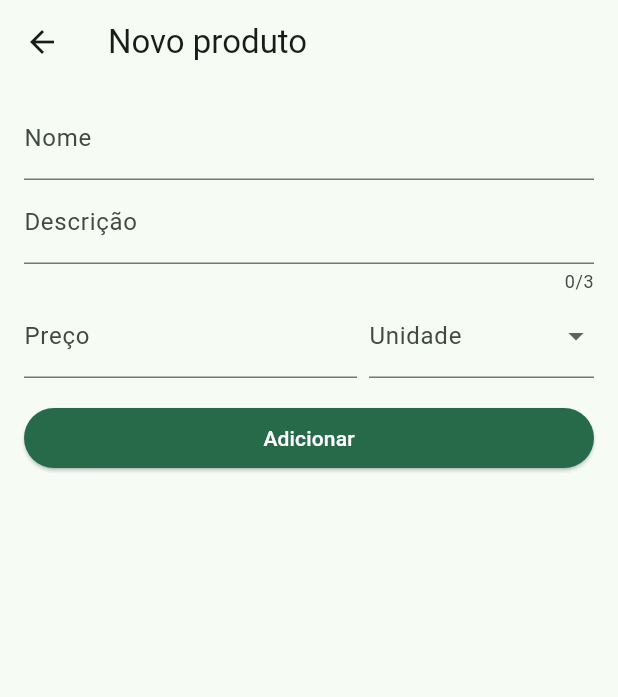
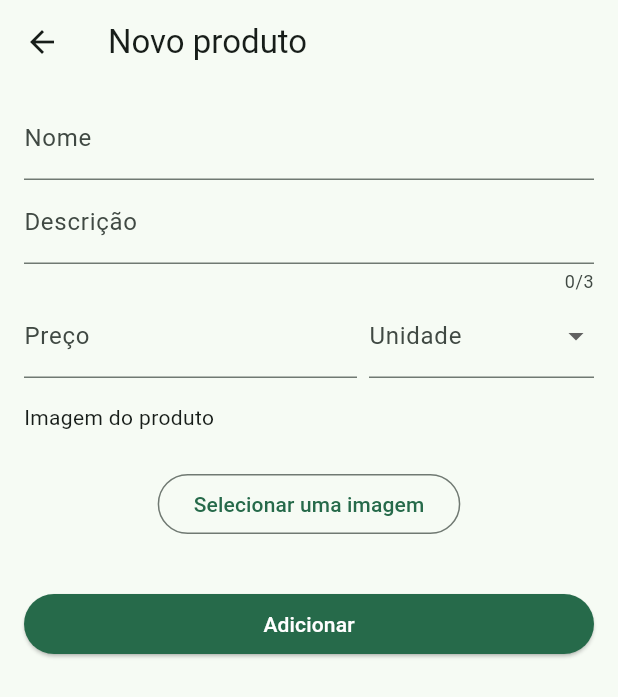
Before and after one commit to GnadtFernando/HortifrutiPraticoAppEstabelecimento, a Flutter app: the ProductPage screen opened by its route, on a phone screen of 412 x 824 dp. Shown: the top 697 px of the screen. Run offline on Flutter 3.47's test engine with Material 2 defaults, Android fonts, the phone set to English and light mode, and no system bars; our stand-ins replace dio, file_picker, get, get_storage, transparent_image; accounts and stored records are empty.

Commit message:
produtos responsividade

```diff
--- a/lib/app/modules/product/controller.dart
+++ b/lib/app/modules/product/controller.dart
@@ -1,7 +1,5 @@
-import 'package:app_painel_hortifruti_pratico/app/data/models/cart_product.dart';
 import 'package:app_painel_hortifruti_pratico/app/data/models/product.dart';
-import 'package:app_painel_hortifruti_pratico/app/data/models/store.dart';
-import 'package:app_painel_hortifruti_pratico/app/data/services/cart/service.dart';
+import 'package:file_picker/file_picker.dart';
 
 import 'package:flutter/material.dart';
 import 'package:get/get.dart';
@@ -13,10 +11,21 @@ class ProductController extends GetxController {
   final priceController = TextEditingController();
   final observationController = TextEditingController();
 
+  final img = Rxn<PlatformFile>();
+
   @override
   void onInit() {
-    product.value = Get.arguments['product'];
+    // product.value = Get.arguments['product'];
     super.onInit();
+  }
+
+  void pickImage() async {
+    FilePickerResult? result = await FilePicker.platform
+        .pickFiles(type: FileType.image, withData: true);
+
+    if (result != null && result.files.isNotEmpty) {
+      img.value = result.files.first;
+    }
   }
 
   void onAdd() {}
--- a/lib/app/modules/product/page.dart
+++ b/lib/app/modules/product/page.dart
@@ -2,20 +2,69 @@ import 'package:app_painel_hortifruti_pratico/app/modules/product/controller.dar
 import 'package:flutter/material.dart';
 import 'package:get/get.dart';
 
-class ProductPage extends GetView<ProductController> {
-  const ProductPage({super.key});
+class ProductPage extends GetResponsiveView<ProductController> {
+  ProductPage({super.key});
 
   @override
-  Widget build(BuildContext context) {
-    // var product = controller.product.value!;
-
+  Widget builder() {
     return Scaffold(
       appBar: AppBar(title: const Text('Novo produto')),
       body: SingleChildScrollView(
         padding: const EdgeInsets.symmetric(vertical: 8.0, horizontal: 16.0),
         child: Column(
           children: [
-            Form(
+            if (screen.isPhone) ...[
+              _buildForm(),
+              const SizedBox(height: 16),
+              _buildPickAndShowImage(),
+              _buildSubmit(),
+            ] else ...[
+              Center(
+                child: Container(
+                  constraints: const BoxConstraints(maxWidth: 800),
+                  child: IntrinsicHeight(
+                    child: Row(
+                      children: [
+                        Flexible(
+                          child: Column(
+                            mainAxisAlignment: MainAxisAlignment.spaceBetween,
+                            children: [
+                              _buildForm(),
+                              _buildSubmit(),
+                            ],
+                          ),
+                        ),
+                        const SizedBox(width: 16),
+                        Flexible(child: _buildPickAndShowImage())
+                      ],
+                    ),
+                  ),
+                ),
+              )
+            ]
+          ],
+        ),
+      ),
+    );
+  }
+
+  Row _buildSubmit() {
+    return Row(
+      children: [
+        Expanded(
+          child: Padding(
+            padding: const EdgeInsets.symmetric(vertical: 16.0),
+            child: ElevatedButton(
+                onPressed: () => controller.onAdd(),
+                child: const Text('Adicionar')),
+          ),
+        )
+      ],
+    );
+  }
+
+  Form _buildForm() {
+    return Form(
       child: Column(
         children: [
           TextFormField(
@@ -76,20 +125,48 @@ class ProductPage extends GetView<ProductController> {
           )
         ],
       ),
+    );
+  }
+
+  Widget _buildPickAndShowImage() {
+    return Column(
+      children: [
+        Align(
+          alignment: Alignment.centerLeft,
+          child: Text(
+            'Imagem do produto',
+            style: Get.textTheme.bodyMedium,
           ),
-            Row(
-              children: [
-                Expanded(
-                  child: Padding(
-                    padding: const EdgeInsets.symmetric(vertical: 16.0),
-                    child: ElevatedButton(
-                        onPressed: () => controller.onAdd(),
-                        child: const Text('Adicionar')),
+        ),
+        const SizedBox(height: 16),
+        Obx(
+          () {
+            if (controller.img.value != null) {
+              return _buildProductImage(
+                Image.memory(controller.img.value!.bytes!),
+              );
+            }
+            return const SizedBox();
+          },
+        ),
+        Padding(
+          padding: const EdgeInsets.only(top: 8, bottom: 16),
+          child: OutlinedButton(
+            onPressed: controller.pickImage,
+            child: const Text('Selecionar uma imagem'),
           ),
         )
       ],
-            ),
-          ],
+    );
+  }
+
+  Widget _buildProductImage(Widget image) {
+    return Align(
+      child: Container(
+        constraints: const BoxConstraints(maxHeight: 250),
+        child: ClipRRect(
+          borderRadius: BorderRadius.circular(8),
+          child: image,
         ),
       ),
     );
--- a/lib/app/routes/pages.dart
+++ b/lib/app/routes/pages.dart
@@ -27,7 +27,7 @@ abstract class AppPages {
     ),
     GetPage(
       name: Routes.product,
-      page: () => const ProductPage(),
+      page: () => ProductPage(),
       binding: ProductBinding(),
     ),
     GetPage(
--- a/pubspec.yaml
+++ b/pubspec.yaml
@@ -41,6 +41,7 @@ dependencies:
   intl: ^0.17.0
   transparent_image: ^2.0.1
   dio: ^5.1.1
+  file_picker: ^5.2.11
 
 dev_dependencies:
   flutter_test:
```
Also changed, not shown: pubspec.lock. Lines whose indentation alone changed are shown as unchanged.
